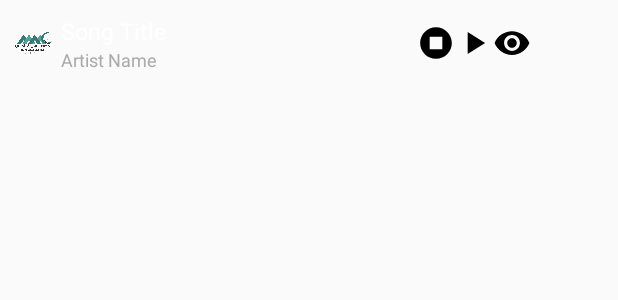
After one commit to IZLAm90/WorkEnvironment, an Android app built with Jetpack Compose: the layout cuteam_notification.xml on its own in the app's theme, with its tools: preview values and no code run, on a phone screen of 412 x 824 dp. The commit adds this screen. Shown: the top 300 px of the screen. Run offline under Robolectric (Android 15) with nearby library versions, the phone set to English and light mode, and no system bars.

Commit message:
notification

```diff
--- a/app/src/main/java/com/example/workenvironment/presentation/profile/Statistics.kt
+++ b/app/src/main/java/com/example/workenvironment/presentation/profile/Statistics.kt
@@ -36,9 +36,7 @@ fun ProfileData(){
 fun Statistics() {
 
     val list = listOf(1) + ((0..100).map { it })
-    val animationProgress = remember {
-        androidx.compose.animation.core.Animatable(0f)
-    }
+    val animationProgress = remember { androidx.compose.animation.core.Animatable(0f) }
     Box(
         modifier = Modifier
             .background(Purple200)
--- /dev/null
+++ b/app/src/main/res/layout/cuteam_notification.xml
@@ -0,0 +1,87 @@
+<?xml version="1.0" encoding="utf-8"?>
+<LinearLayout
+    xmlns:android="http://schemas.android.com/apk/res/android"
+    android:id="@+id/notficatio"
+    android:layout_width="match_parent"
+    android:layout_height="wrap_content"
+    android:gravity="center_vertical"
+    android:orientation="horizontal"
+    android:padding="10dp">
+
+    <!-- Notification icon -->
+    <ImageView
+        android:id="@+id/notification_ion"
+        android:layout_width="25dp"
+        android:layout_height="25dp"
+        android:src="@drawable/logoo"/>
+
+    <!-- Notification title and artist -->
+    <LinearLayout
+        android:layout_width="0dp"
+        android:layout_height="wrap_content"
+        android:layout_weight="1"
+        android:gravity="center_vertical"
+        android:orientation="vertical"
+        android:paddingLeft="5dp"
+        android:paddingRight="5dp">
+
+        <TextView
+            android:id="@+id/notification_title"
+            android:layout_width="wrap_content"
+            android:layout_height="wrap_content"
+            android:text="Song Title"
+            android:textSize="15sp"
+            android:textColor="@android:color/white"
+            android:maxLines="1"
+            android:ellipsize="end"/>
+
+        <TextView
+            android:id="@+id/notification_artist"
+            android:layout_width="wrap_content"
+            android:layout_height="wrap_content"
+            android:text="Artist Name"
+            android:textSize="12sp"
+            android:textColor="@android:color/darker_gray"
+            android:maxLines="1"
+            android:ellipsize="end"/>
+
+    </LinearLayout>
+
+    <!-- Notification play, pause, and next buttons -->
+    <LinearLayout
+        android:layout_width="wrap_content"
+        android:layout_height="wrap_content"
+        android:orientation="horizontal"
+        android:gravity="center_vertical">
+
+        <ImageView
+            android:id="@+id/notification_previous"
+            android:layout_width="25dp"
+            android:layout_height="25dp"
+            android:src="@drawable/ic_stop_circle_24"/>
+
+        <ImageView
+            android:id="@+id/notification_play_pause"
+            android:layout_width="25dp"
+            android:layout_height="25dp"
+            android:src="@drawable/ic_play_arrow_24"/>
+
+        <ImageView
+            android:id="@+id/notification_next"
+            android:layout_width="25dp"
+            android:layout_height="25dp"
+            android:src="@drawable/ic_visibilit"/>
+
+    </LinearLayout>
+
+    <!-- Notification progress bar -->
+    <ProgressBar
+        android:id="@+id/notification_progress"
+        style="@android:style/Widget.ProgressBar.Horizontal"
+        android:layout_width="wrap_content"
+        android:layout_height="wrap_content"
+        android:progress="0"
+        android:indeterminate="false"
+        android:visibility="invisible"/>
+
+</LinearLayout>
```
